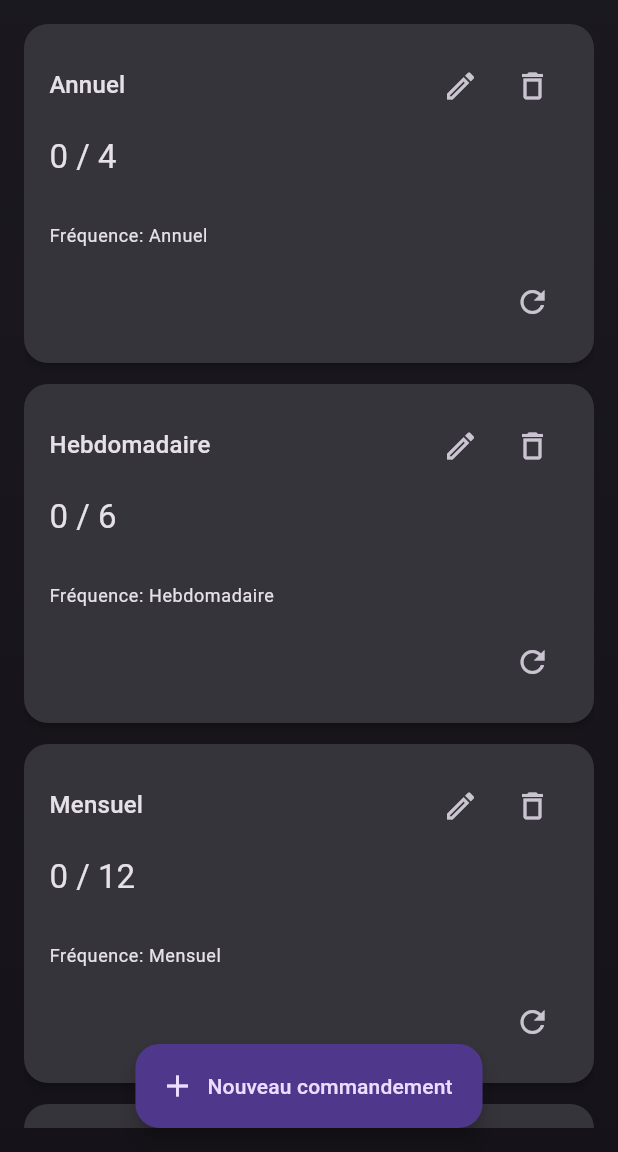
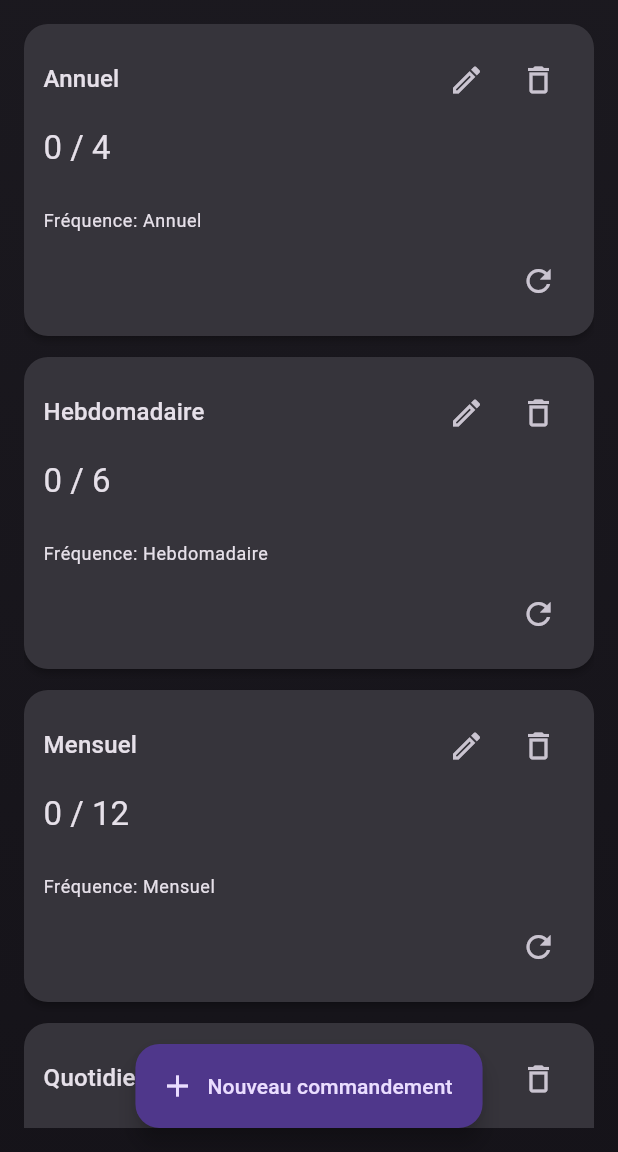
Before and after one commit to NicolasVera-dev/mes-commandements, a Flutter app: the screen it shows after launch, on a phone screen of 412 x 824 dp, the part 84-1236 px from its top. Run offline on Flutter 3.47's test engine with Material 3 defaults, Android fonts, the phone set to English and light mode, and no system bars; our stand-ins replace flutter_bloc.

Commit message:
style: Adjust padding and spacing in CommandCard widget for improved layout

```diff
--- a/lib/features/counter/presentation/widgets/command_card.dart
+++ b/lib/features/counter/presentation/widgets/command_card.dart
@@ -144,7 +144,7 @@ class _CommandCardState extends State<CommandCard> {
             ),
             borderRadius: BorderRadius.circular(16),
           ),
-          padding: const EdgeInsets.all(16),
+          padding: const EdgeInsets.all(12),
           child: Column(
             crossAxisAlignment: CrossAxisAlignment.start,
             children: [
@@ -258,7 +258,7 @@ class _CommandCardState extends State<CommandCard> {
                 ],
               ),
               if (command.description.trim().isNotEmpty) ...[
-                const SizedBox(height: 6),
+                const SizedBox(height: 4),
                 Text(
                   command.description.trim(),
                   maxLines: 2,
@@ -268,7 +268,7 @@ class _CommandCardState extends State<CommandCard> {
                       ),
                 ),
               ],
-              const SizedBox(height: 10),
+              const SizedBox(height: 8),
               AnimatedSwitcher(
                 duration: const Duration(milliseconds: 250),
                 child: Text(
@@ -277,7 +277,7 @@ class _CommandCardState extends State<CommandCard> {
                   style: Theme.of(context).textTheme.titleLarge,
                 ),
               ),
-              const SizedBox(height: 10),
+              const SizedBox(height: 8),
               TweenAnimationBuilder<double>(
                 duration: const Duration(milliseconds: 400),
                 curve: Curves.easeOut,
@@ -292,12 +292,12 @@ class _CommandCardState extends State<CommandCard> {
                   );
                 },
               ),
-              const SizedBox(height: 10),
+              const SizedBox(height: 8),
               Text(
                 'Fréquence: ${_frequencyLabel(command.frequency)}',
                 style: Theme.of(context).textTheme.bodySmall,
               ),
-              const SizedBox(height: 12),
+              const SizedBox(height: 8),
               Align(
                 alignment: Alignment.centerRight,
                 child: IconButton(
```
